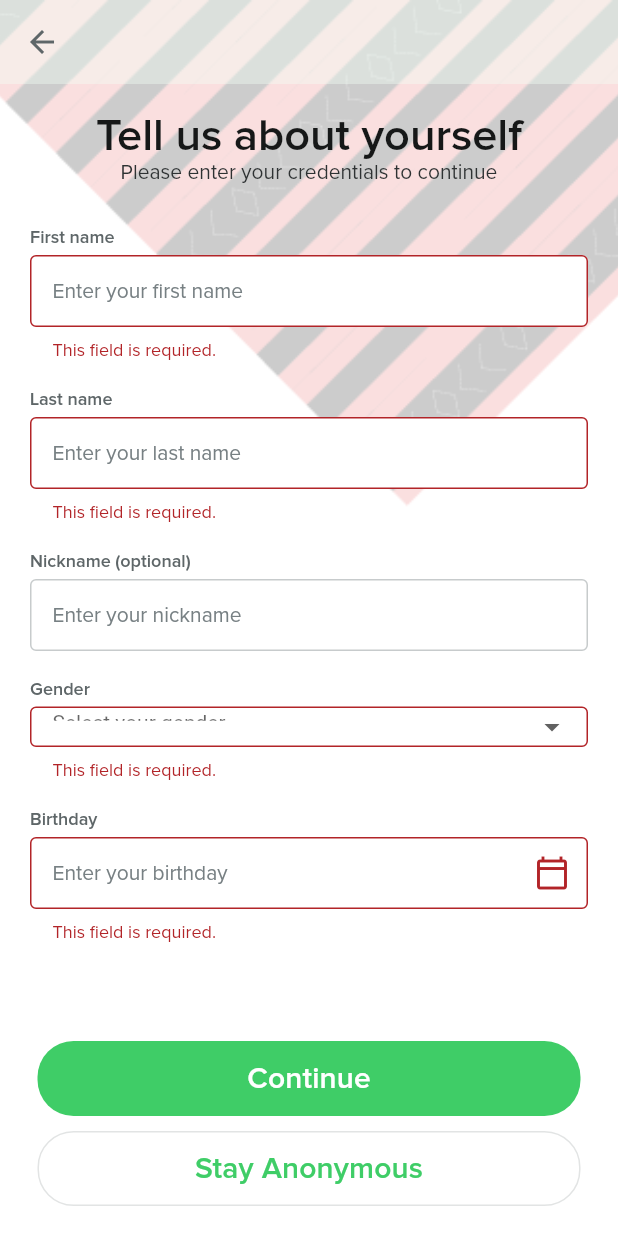
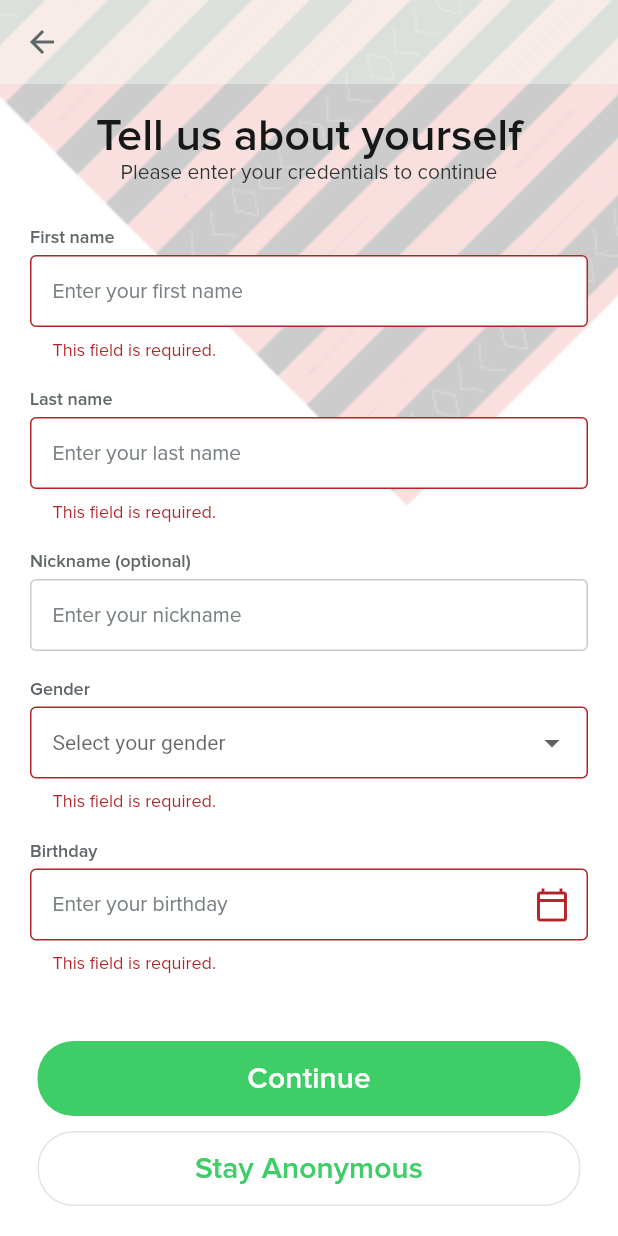
Before and after one commit to JobCuta/CIS-9340-Thesis, a Flutter app: the AboutSelfWidget screen opened directly, after a tap on "Continue", on a phone screen of 412 x 824 dp. Run offline on Flutter 3.47's test engine with Material 2 defaults, Android fonts, the phone set to English and light mode, and no system bars; our stand-ins replace animated_text_kit, audioplayers, chewie, circular_countdown_timer, email_validator, expandable and 18 more; missing offline and left inert: app_install_date, flutter_animated_dialog, flutter_email_sender, sudoku_solver_generator, video_thumbnail; accounts and stored records are empty.

Commit message:
fixed shrinking empty gender form field in about self

```diff
--- a/lib/screens/onboarding/login_registration/AboutSelfScreen.dart
+++ b/lib/screens/onboarding/login_registration/AboutSelfScreen.dart
@@ -258,9 +258,8 @@ class _AboutSelfState extends State<AboutSelfWidget> {
                                     fontWeight: FontWeight.w600),
                           ),
                           const SizedBox(height: 5.0),
-                          SizedBox(
-                            height: 50,
-                            child: DropdownButtonFormField(
+                          DropdownButtonFormField(
+                            isExpanded: true,
                             dropdownColor:
                                 Theme.of(context).colorScheme.neutralWhite01,
                             style: const TextStyle(fontSize: 14.0),
@@ -340,7 +339,6 @@ class _AboutSelfState extends State<AboutSelfWidget> {
                               return null;
                             },
                           ),
-                          ),
                           const SizedBox(height: 20.0),
                           Text(
                             'Birthday',
@@ -384,6 +382,7 @@ class _AboutSelfState extends State<AboutSelfWidget> {
                               ),
                             ),
                           ),
+                          const SizedBox(height: 100,)
                         ],
                       ),
                     ),
```
Lines whose indentation alone changed are shown as unchanged.
